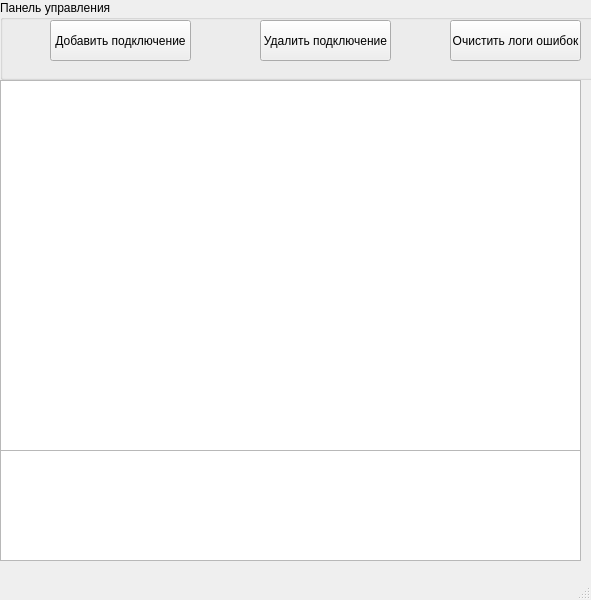
Before: the Qt Designer form mainwindow.ui in BlackSerperior6/TransformatorV2, drawn with Qt 5.
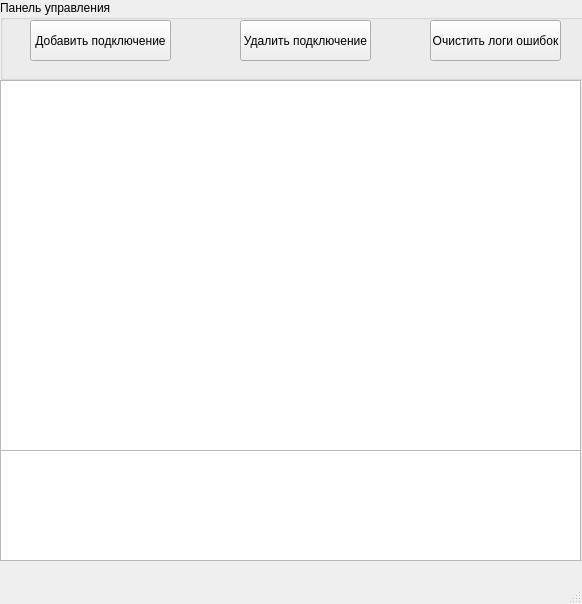
After: the same form once the commit is applied.

```diff
--- a/mainwindow.ui
+++ b/mainwindow.ui
@@ -6,10 +6,22 @@
    <rect>
     <x>0</x>
     <y>0</y>
-    <width>591</width>
-    <height>600</height>
+    <width>582</width>
+    <height>604</height>
    </rect>
   </property>
+  <property name="minimumSize">
+   <size>
+    <width>582</width>
+    <height>604</height>
+   </size>
+  </property>
+  <property name="maximumSize">
+   <size>
+    <width>582</width>
+    <height>604</height>
+   </size>
+  </property>
   <property name="windowTitle">
    <string>MainWindow</string>
   </property>
@@ -29,7 +41,7 @@
     <widget class="QPushButton" name="CreateConnection">
      <property name="geometry">
       <rect>
-       <x>50</x>
+       <x>30</x>
        <y>20</y>
        <width>141</width>
        <height>41</height>
@@ -42,7 +54,7 @@
     <widget class="QPushButton" name="RemoveConnection">
      <property name="geometry">
       <rect>
-       <x>260</x>
+       <x>240</x>
        <y>20</y>
        <width>131</width>
        <height>41</height>
@@ -55,7 +67,7 @@
     <widget class="QPushButton" name="ClearErrorLogs">
      <property name="geometry">
       <rect>
-       <x>450</x>
+       <x>430</x>
        <y>20</y>
        <width>131</width>
        <height>41</height>
```
Left out of the diff: 2 changed lines with no effect on the pictures.
